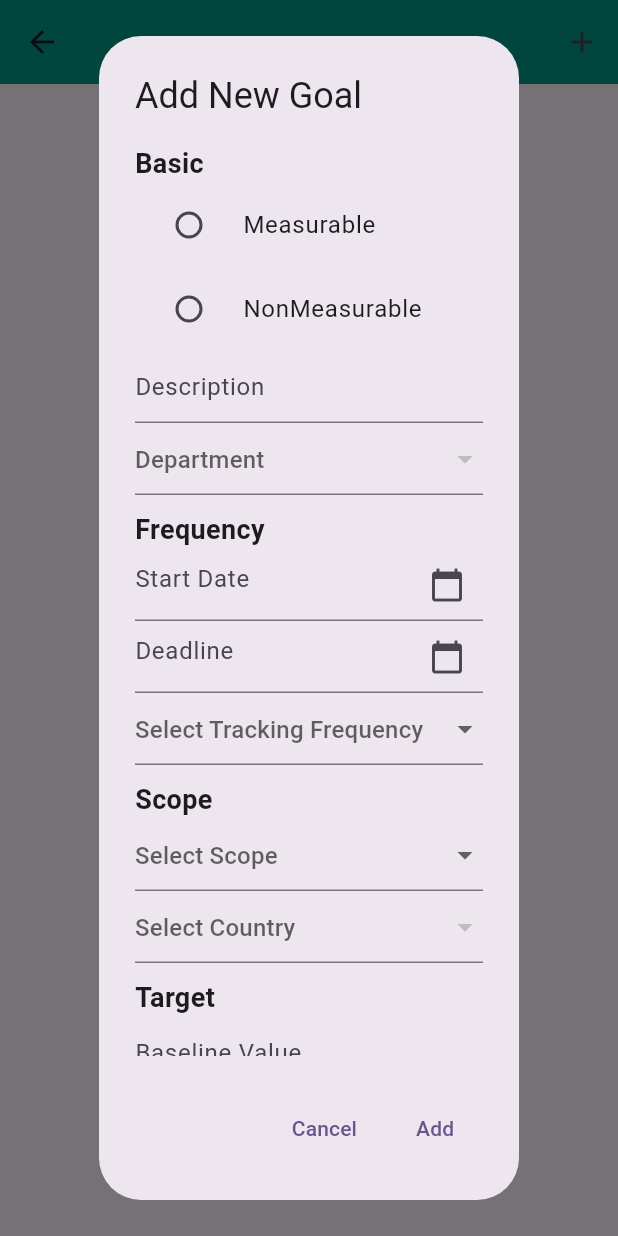
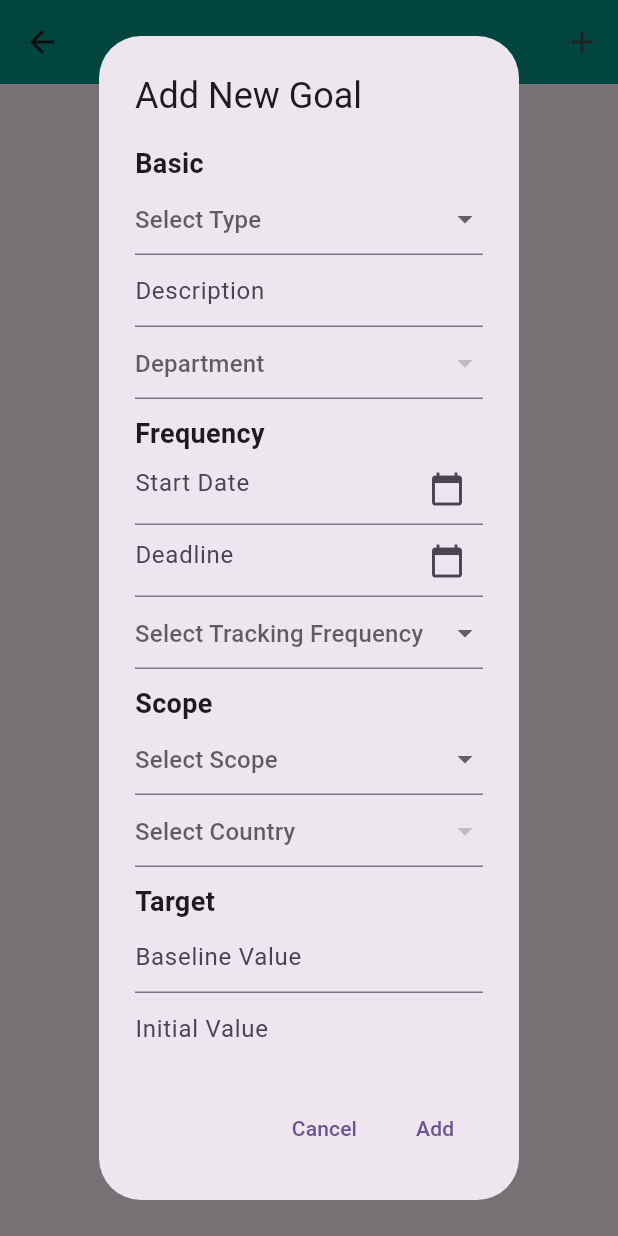
Before and after one commit to mgsanthosh/e3_app, a Flutter app: the SubCategoryDetailScreen screen opened directly with empty values, after a tap on the "add" icon, on a phone screen of 412 x 824 dp. Run offline on Flutter 3.47's test engine with Material 3 defaults, Android fonts, the phone set to English and light mode, and no system bars; our stand-ins replace cloud_firestore, firebase_auth, firebase_core, firebase_database, shared_preferences; accounts and stored records are empty.

Commit message:
add goals is done

```diff
--- a/lib/screens/EsgGoalDetailScreen.dart
+++ b/lib/screens/EsgGoalDetailScreen.dart
@@ -12,7 +12,7 @@ class EsgGoalDetailScreen extends StatelessWidget {
     Navigator.push(
       context,
       MaterialPageRoute(
-        builder: (context) => SubCategoryDetailScreen(subCategoryName: subCategoryName),
+        builder: (context) => SubCategoryDetailScreen(subCategoryName: subCategoryName, categoryName: goalName,),
       ),
     );
   }
--- a/lib/screens/SubCategoryDetailScreen.dart
+++ b/lib/screens/SubCategoryDetailScreen.dart
@@ -1,12 +1,18 @@
+import 'package:flutter/material.dart';
 import 'package:firebase_database/firebase_database.dart';
-import 'package:flutter/material.dart';
+import 'package:firebase_auth/firebase_auth.dart';
 
 import '../utils/esgGoalsAndTargets.dart';
 
 class SubCategoryDetailScreen extends StatefulWidget {
   final String subCategoryName;
+  final String categoryName;
 
-  const SubCategoryDetailScreen({super.key, required this.subCategoryName});
+  const SubCategoryDetailScreen({
+    super.key,
+    required this.subCategoryName,
+    required this.categoryName,
+  });
 
   @override
   State<SubCategoryDetailScreen> createState() => _SubCategoryDetailScreenState();
@@ -14,15 +20,19 @@ class SubCategoryDetailScreen extends StatefulWidget {
 
 class _SubCategoryDetailScreenState extends State<SubCategoryDetailScreen> {
   late DatabaseReference _databaseReference;
+  final User? _currentUser = FirebaseAuth.instance.currentUser;
   Map<String, List<String>> firebaseData = {}; // Stores fetched Firebase data
-
+  Map<String, dynamic> formData = {}; // Stores user inputs
+  bool isLoading = true;
   @override
   void initState() {
     super.initState();
     _databaseReference = FirebaseDatabase.instance.ref();
     _fetchDynamicFirebaseData();
+    _fetchSavedData();
   }
 
+  /// Fetch dynamic data from Firebase based on form fields
   void _fetchDynamicFirebaseData() {
     List<dynamic> formFields = getAddGoalForm();
 
@@ -33,11 +43,17 @@ class _SubCategoryDetailScreenState extends State<SubCategoryDetailScreen> {
 
           _databaseReference.child(databaseName).onValue.listen((event) {
             final data = event.snapshot.value as Map<dynamic, dynamic>?;
+
             if (data != null) {
               setState(() {
                 firebaseData[databaseName] = data.entries
+                    .where((entry) => entry.value["name"] != null) // Prevent null errors
                     .map((entry) => entry.value["name"].toString())
                     .toList();
+              });
+            } else {
+              setState(() {
+                firebaseData[databaseName] = []; // Handle case where no data exists
               });
             }
           });
@@ -46,6 +62,56 @@ class _SubCategoryDetailScreenState extends State<SubCategoryDetailScreen> {
     }
   }
 
+  /// Saves form data to Firebase under /esgData/{uid}/{category}/{subcategory}
+  void _saveToFirebase() {
+    if (_currentUser == null) {
+      ScaffoldMessenger.of(context).showSnackBar(
+        const SnackBar(content: Text("User is not logged in!")),
+      );
+      return;
+    }
+
+    String path = "/esgData/${_currentUser!.uid}/${widget.categoryName}/${widget.subCategoryName}";
+    formData['status'] = "Created";
+    _databaseReference.child(path).set(formData).then((_) {
+      ScaffoldMessenger.of(context).showSnackBar(
+        const SnackBar(content: Text("Data saved successfully!")),
+      );
+      Navigator.pop(context); // Close dialog after saving
+    }).catchError((error) {
+      ScaffoldMessenger.of(context).showSnackBar(
+        SnackBar(content: Text("Failed to save data: $error")),
+      );
+    });
+  }
+
+  /// Fetch saved data from Firebase and update formData
+  void _fetchSavedData() {
+    if (_currentUser == null) {
+      setState(() => isLoading = false);
+      return;
+    }
+
+    String path = "/esgData/${_currentUser!.uid}/${widget.categoryName}/${widget.subCategoryName}";
+    _databaseReference.child(path).once().then((event) {
+      final data = event.snapshot.value as Map<dynamic, dynamic>?;
+
+      if (data != null) {
+        setState(() {
+          formData = Map<String, dynamic>.from(data);
+          isLoading = false;
+        });
+      }
+      setState(() {
+        isLoading = false;
+      });
+    }).catchError((error) {
+      setState(() {
+        isLoading = false;
+      });
+    });
+  }
+  /// Show Add Goal dialog with dynamic form fields
   void _showAddDialog(BuildContext context) {
     Map<String, TextEditingController> dateControllers = {};
 
@@ -66,44 +132,57 @@ class _SubCategoryDetailScreenState extends State<SubCategoryDetailScreen> {
                       style: const TextStyle(fontSize: 18, fontWeight: FontWeight.bold),
                     ),
                     ...section["inputs"].map<Widget>((input) {
+                      String placeholder = input["Placeholder"];
+                      String? databaseName = input["databaseName"];
+                      bool fromFirebase = input["fromFirebase"] ?? false;
+
                       if (input["type"] == "radio") {
                         return Column(
                           children: input["options"].map<Widget>((option) {
                             return RadioListTile(
                               title: Text(option),
                               value: option,
-                              groupValue: null,
-                              onChanged: (value) {},
+                              groupValue: formData[placeholder],
+                              onChanged: (value) {
+                                setState(() {
+                                  formData[placeholder] = value;
+                                });
+                              },
                             );
                           }).toList(),
                         );
                       } else if (input["type"] == "text") {
                         return TextField(
-                          decoration: InputDecoration(hintText: input["Placeholder"]),
+                          decoration: InputDecoration(hintText: placeholder),
+                          onChanged: (value) {
+                            formData[placeholder] = value;
+                          },
                         );
                       } else if (input["type"] == "dropdown") {
-                        String databaseName = input["databaseName"] ?? "";
-                        bool fromFirebase = input["fromFirebase"] ?? false;
-
                         return DropdownButtonFormField<String>(
-                          decoration: InputDecoration(hintText: input["Placeholder"]),
+                          decoration: InputDecoration(hintText: placeholder),
+                          value: formData[placeholder] ?? null, // Ensure null safety
                           items: (fromFirebase
                               ? firebaseData[databaseName] ?? []
                               : input["options"] as List<dynamic>)
+                              .where((option) => option != null) // Ensure no null options
                               .map<DropdownMenuItem<String>>((option) {
                             return DropdownMenuItem<String>(
                               value: option as String,
                               child: Text(option.toString()),
                             );
                           }).toList(),
-                          onChanged: (value) {},
+                          onChanged: (value) {
+                            if (value != null) {
+                              formData[placeholder] = value;
+                            }
+                          },
                         );
                       } else if (input["type"] == "date") {
-                        String placeholder = input["Placeholder"];
                         dateControllers[placeholder] = TextEditingController();
 
                         return TextField(
-                          controller: dateControllers[placeholder],
+                          controller: dateControllers.putIfAbsent(placeholder, () => TextEditingController()),
                           decoration: InputDecoration(
                             hintText: placeholder,
                             suffixIcon: const Icon(Icons.calendar_today),
@@ -118,9 +197,9 @@ class _SubCategoryDetailScreenState extends State<SubCategoryDetailScreen> {
                             );
 
                             if (pickedDate != null) {
-                              String formattedDate =
-                                  "${pickedDate.year}-${pickedDate.month}-${pickedDate.day}";
+                              String formattedDate = "${pickedDate.year}-${pickedDate.month}-${pickedDate.day}";
                               dateControllers[placeholder]?.text = formattedDate;
+                              formData[placeholder] = formattedDate;
                             }
                           },
                         );
@@ -135,13 +214,25 @@ class _SubCategoryDetailScreenState extends State<SubCategoryDetailScreen> {
           ),
           actions: [
             TextButton(onPressed: () => Navigator.pop(context), child: const Text("Cancel")),
-            TextButton(onPressed: () => Navigator.pop(context), child: const Text("Add")),
+            TextButton(onPressed: _saveToFirebase, child: const Text("Add")),
           ],
         );
       },
     );
   }
 
+  Color _getStatusColor(String? status) {
+    switch (status?.toLowerCase()) {
+      case "created":
+        return Colors.green;
+      case "inprogress":
+        return Colors.orange;
+      case "completed":
+        return Colors.red;
+      default:
+        return Colors.grey; // Default color for unknown status
+    }
+  }
 
   @override
   Widget build(BuildContext context) {
@@ -156,12 +247,41 @@ class _SubCategoryDetailScreenState extends State<SubCategoryDetailScreen> {
           ),
         ],
       ),
-      body: Center(
-        child: Text(
-          "Details for ${widget.subCategoryName}",
-          style: const TextStyle(fontSize: 20, fontWeight: FontWeight.bold),
-        ),
-      ),
+      body: isLoading
+          ? const Center(child: CircularProgressIndicator())
+          : Container(
+        width: double.infinity, // Make the card fill the width
+        margin: const EdgeInsets.all(16),
+        child: formData.isNotEmpty
+            ? Card(
+          elevation: 4,
+          shape: RoundedRectangleBorder(borderRadius: BorderRadius.circular(12)),
+          child: Padding(
+            padding: const EdgeInsets.all(16),
+            child: Row(
+              mainAxisAlignment: MainAxisAlignment.spaceBetween, // Align text and chip
+              children: [
+                Expanded(
+                  child: Text(
+                    formData["Description"] ?? "No data",
+                    style: const TextStyle(fontSize: 16),
+                    overflow: TextOverflow.ellipsis, // Prevent overflow
+                  ),
+                ),
+                Chip(
+                  label: Text(
+                    formData["status"] ?? "No status",
+                    style: const TextStyle(color: Colors.white),
+                  ),
+                  backgroundColor: _getStatusColor(formData["status"]),
+                  padding: const EdgeInsets.symmetric(horizontal: 12, vertical: 4),
+                ),
+              ],
+            ),
+          ),
+        )
+            : const SizedBox(), // Empty space when no data
+      )
     );
   }
 }
--- a/lib/utils/esgGoalsAndTargets.dart
+++ b/lib/utils/esgGoalsAndTargets.dart
@@ -57,18 +57,23 @@ List<dynamic> getAddGoalForm() {
       "section": "Basic",
       "inputs": [
         {
-          "type": "radio",
-          "options": ["Measurable", "NonMeasurable"]
+          "type": "dropdown",
+          "Placeholder": "Select Type",
+          "fromFirebase": false,
+          "options": ["Measurable", "NonMeasurable"],
+          "value": "Measurable"
         },
         {
           "type": "text",
-          "Placeholder": "Description"
+          "Placeholder": "Description",
+          "value": "description"
         },
         {
           "type": "dropdown",
           "Placeholder": "Department",
           "fromFirebase": true,
-          "databaseName": "departments"
+          "databaseName": "departments",
+          "value": "departments"
         }
       ]
     },
@@ -77,17 +82,20 @@ List<dynamic> getAddGoalForm() {
       "inputs": [
         {
           "type": "date",
-          "Placeholder": "Start Date"
+          "Placeholder": "Start Date",
+          "value": "startDate"
         },
         {
           "type": "date",
-          "Placeholder": "Deadline"
+          "Placeholder": "Deadline",
+          "value": "Deadline"
         },
         {
           "type": "dropdown",
           "Placeholder": "Select Tracking Frequency",
           "fromFirebase": false,
-          "options": ["Daily", "Weekly", "Monthly", "Quarterly", "Annually"]
+          "options": ["Daily", "Weekly", "Monthly", "Quarterly", "Annually"],
+          "value": "trackingFreq"
         }
       ]
     },
@@ -98,13 +106,15 @@ List<dynamic> getAddGoalForm() {
           "type": "dropdown",
           "Placeholder": "Select Scope",
           "fromFirebase": false,
-          "options": ["Country"]
+          "options": ["Country"],
+          "value": "scope"
         },
         {
           "type": "dropdown",
           "Placeholder": "Select Country",
           "fromFirebase": true,
-          "databaseName": "countries"
+          "databaseName": "countries",
+          "value": "countries"
         },
       ]
     },
@@ -113,11 +123,13 @@ List<dynamic> getAddGoalForm() {
       "inputs": [
         {
           "type": "text",
-          "Placeholder": "Baseline Value"
+          "Placeholder": "Baseline Value",
+          "value": "baseline"
         },
         {
           "type": "text",
-          "Placeholder": "Initial Value"
+          "Placeholder": "Initial Value",
+          "value": "initial"
         },
       ]
     }
```
